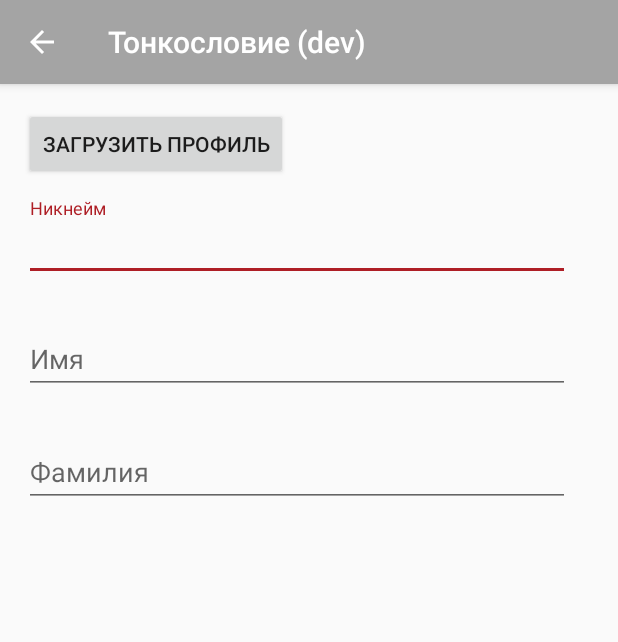
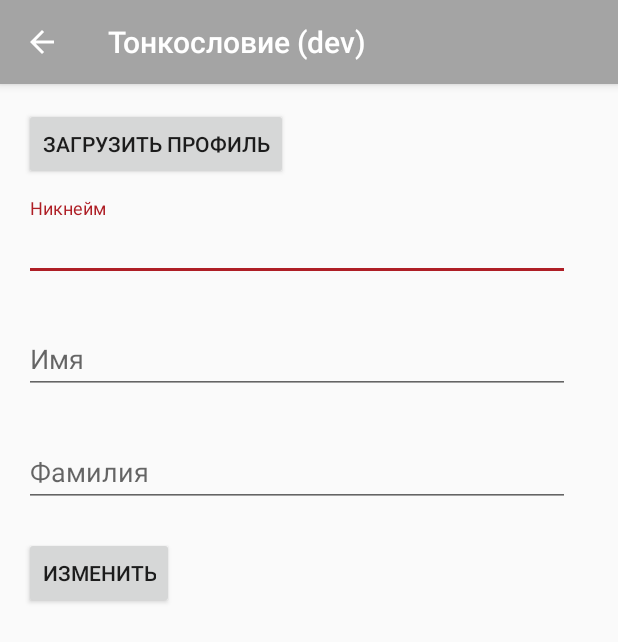
Before and after one commit to SnowDrifter/tonkoslovie-android, an Android app: the ProfileActivity screen opened directly, with no data from a screen before it, on a phone screen of 412 x 824 dp. Shown: the top 642 px of the screen. Run offline under Robolectric (Android 15) with nearby library versions, the phone set to English and light mode, and no system bars; our stand-ins replace RxJava.

Commit message:
Added function for updating profile

```diff
--- a/app/src/main/res/layout/profile_activity.xml
+++ b/app/src/main/res/layout/profile_activity.xml
@@ -7,7 +7,7 @@
     tools:context="ru.romanov.tonkoslovie.ui.screens.profile.ProfileActivity">
 
     <Button
-        android:id="@+id/button_2"
+        android:id="@+id/profile_load"
         android:layout_width="wrap_content"
         android:layout_height="wrap_content"
         android:layout_marginLeft="16dp"
@@ -17,6 +17,19 @@
         android:text="@string/profile_temp_button"
         app:layout_constraintStart_toStartOf="parent"
         app:layout_constraintTop_toTopOf="parent"
+        tools:ignore="MissingConstraints" />
+
+    <Button
+        android:id="@+id/profile_update"
+        android:layout_width="wrap_content"
+        android:layout_height="wrap_content"
+        android:layout_marginLeft="16dp"
+        android:layout_marginStart="16dp"
+        android:layout_marginTop="20dp"
+        android:onClick="updateProfile"
+        android:text="@string/profile_update_button"
+        app:layout_constraintStart_toStartOf="parent"
+        app:layout_constraintTop_toBottomOf="@+id/profile_lastName_layout"
         tools:ignore="MissingConstraints" />
 
     <android.support.design.widget.TextInputLayout
--- a/app/src/main/res/values/strings.xml
+++ b/app/src/main/res/values/strings.xml
@@ -13,6 +13,7 @@
     <string name="navigation_drawer_close">Close navigation drawer</string>
 
     <string name="profile_temp_button">Загрузить профиль</string>
+    <string name="profile_update_button">Изменить</string>
     <string name="profile_username">Никнейм</string>
     <string name="profile_firstName">Имя</string>
     <string name="profile_lastName">Фамилия</string>
```
Also changed, not shown: app/src/main/java/ru/romanov/tonkoslovie/ui/screens/profile/ProfileActivity.kt (+22 -0 lines).
